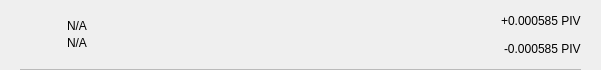
Old version of the form src/qt/pivx/forms/txrow.ui in the repository SOLARI-Project/SOLARI.
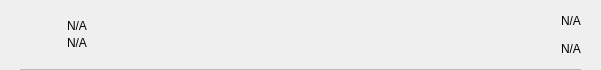
New version of the form.

```diff
--- a/src/qt/pivx/forms/txrow.ui
+++ b/src/qt/pivx/forms/txrow.ui
@@ -159,7 +159,7 @@
                <string notr="true"/>
               </property>
               <property name="text">
-               <string>+0.000585 PIV</string>
+               <string notr="true">N/A</string>
               </property>
              </widget>
             </item>
@@ -169,7 +169,7 @@
                <string notr="true"/>
               </property>
               <property name="text">
-               <string>-0.000585 PIV</string>
+               <string notr="true">N/A</string>
               </property>
              </widget>
             </item>
```
